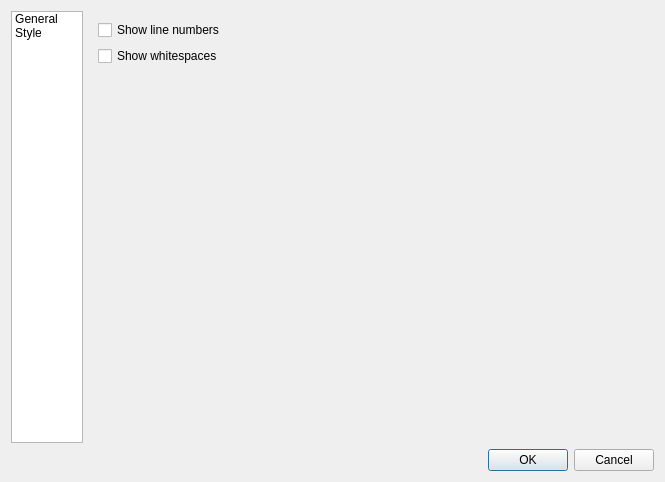
Before: the Qt Designer form cobcide/ui/dlg_preferences.ui in OpenCobolIDE/OpenCobolIDE, drawn with Qt 5.
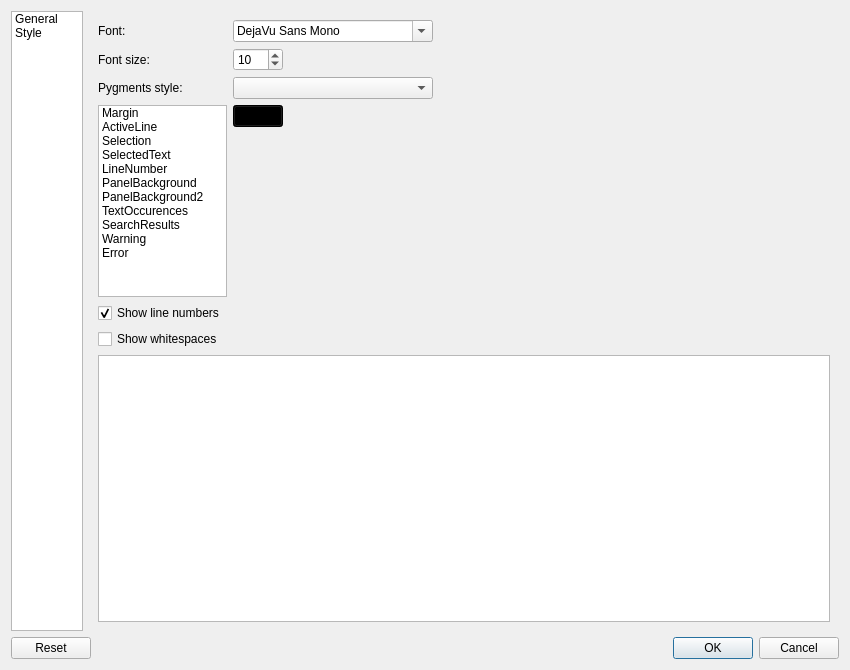
After: the same form once the commit is applied. Icons and pictures are not drawn. Custom widgets are drawn as their Qt base class.

Commit message: Implemented Preferences dialog

The edit to the form file:
```diff
--- a/cobcide/ui/dlg_preferences.ui
+++ b/cobcide/ui/dlg_preferences.ui
@@ -6,8 +6,8 @@
    <rect>
     <x>0</x>
     <y>0</y>
-    <width>665</width>
-    <height>482</height>
+    <width>850</width>
+    <height>670</height>
    </rect>
   </property>
   <property name="windowTitle">
@@ -19,9 +19,7 @@
   </property>
   <layout class="QGridLayout" name="gridLayout">
    <item row="0" column="0">
-    <layout class="QHBoxLayout" name="horizontalLayout">
-     <item>
-      <widget class="QListWidget" name="listWidget">
+    <widget class="QListWidget" name="lwMenu">
        <property name="maximumSize">
         <size>
          <width>72</width>
@@ -66,49 +64,368 @@
        </item>
       </widget>
      </item>
-     <item>
-      <widget class="QStackedWidget" name="stackedWidget">
+   <item row="0" column="1">
+    <widget class="QStackedWidget" name="swMain">
        <property name="currentIndex">
-        <number>0</number>
-       </property>
-       <widget class="QWidget" name="pageGeneral">
+      <number>1</number>
+     </property>
+     <widget class="QWidget" name="pGeneral">
         <layout class="QFormLayout" name="formLayout">
+       <property name="fieldGrowthPolicy">
+        <enum>QFormLayout::AllNonFixedFieldsGrow</enum>
+       </property>
          <item row="0" column="0">
-          <widget class="QCheckBox" name="checkBox">
+        <widget class="QCheckBox" name="cbCodeCompletion">
+         <property name="text">
+          <string>Code completion</string>
+         </property>
+         <property name="checked">
+          <bool>true</bool>
+         </property>
+        </widget>
+       </item>
+       <item row="1" column="0">
+        <widget class="QCheckBox" name="cbUseExtShell">
+         <property name="text">
+          <string>Run program in external terminal</string>
+         </property>
+        </widget>
+       </item>
+      </layout>
+     </widget>
+     <widget class="QWidget" name="pStyle">
+      <layout class="QGridLayout" name="gridLayout_2">
+       <item row="1" column="0">
+        <layout class="QFormLayout" name="formLayout_2">
+         <property name="sizeConstraint">
+          <enum>QLayout::SetMinimumSize</enum>
+         </property>
+         <property name="fieldGrowthPolicy">
+          <enum>QFormLayout::AllNonFixedFieldsGrow</enum>
+         </property>
+         <item row="0" column="0">
+          <widget class="QLabel" name="lblFont">
+           <property name="text">
+            <string>Font: </string>
+           </property>
+          </widget>
+         </item>
+         <item row="1" column="0">
+          <widget class="QLabel" name="lblFontSize">
+           <property name="text">
+            <string>Font size: </string>
+           </property>
+          </widget>
+         </item>
+         <item row="1" column="1">
+          <layout class="QHBoxLayout" name="horizontalLayout_3">
+           <property name="topMargin">
+            <number>0</number>
+           </property>
+           <item>
+            <widget class="QSpinBox" name="sbFontSize">
+             <property name="minimumSize">
+              <size>
+               <width>50</width>
+               <height>0</height>
+              </size>
+             </property>
+             <property name="minimum">
+              <number>1</number>
+             </property>
+             <property name="value">
+              <number>10</number>
+             </property>
+            </widget>
+           </item>
+           <item>
+            <spacer name="horizontalSpacer_2">
+             <property name="orientation">
+              <enum>Qt::Horizontal</enum>
+             </property>
+             <property name="sizeHint" stdset="0">
+              <size>
+               <width>40</width>
+               <height>20</height>
+              </size>
+             </property>
+            </spacer>
+           </item>
+          </layout>
+         </item>
+         <item row="2" column="0">
+          <widget class="QLabel" name="lblPygmentStyle">
+           <property name="text">
+            <string>Pygments style: </string>
+           </property>
+          </widget>
+         </item>
+         <item row="3" column="0">
+          <widget class="QListWidget" name="lwColors">
+           <property name="sizePolicy">
+            <sizepolicy hsizetype="Expanding" vsizetype="Preferred">
+             <horstretch>0</horstretch>
+             <verstretch>0</verstretch>
+            </sizepolicy>
+           </property>
+           <property name="maximumSize">
+            <size>
+             <width>129</width>
+             <height>16777215</height>
+            </size>
+           </property>
+           <item>
+            <property name="text">
+             <string>Margin</string>
+            </property>
+           </item>
+           <item>
+            <property name="text">
+             <string>ActiveLine</string>
+            </property>
+           </item>
+           <item>
+            <property name="text">
+             <string>Selection</string>
+            </property>
+           </item>
+           <item>
+            <property name="text">
+             <string>SelectedText</string>
+            </property>
+           </item>
+           <item>
+            <property name="text">
+             <string>LineNumber</string>
+            </property>
+           </item>
+           <item>
+            <property name="text">
+             <string>PanelBackground</string>
+            </property>
+           </item>
+           <item>
+            <property name="text">
+             <string>PanelBackground2</string>
+            </property>
+           </item>
+           <item>
+            <property name="text">
+             <string>TextOccurences</string>
+            </property>
+           </item>
+           <item>
+            <property name="text">
+             <string>SearchResults</string>
+            </property>
+           </item>
+           <item>
+            <property name="text">
+             <string>Warning</string>
+            </property>
+           </item>
+           <item>
+            <property name="text">
+             <string>Error</string>
+            </property>
+           </item>
+          </widget>
+         </item>
+         <item row="3" column="1">
+          <layout class="QVBoxLayout" name="verticalLayout">
+           <item>
+            <layout class="QHBoxLayout" name="horizontalLayout_2">
+             <item>
+              <widget class="QPushButton" name="pbColor">
+               <property name="minimumSize">
+                <size>
+                 <width>50</width>
+                 <height>0</height>
+                </size>
+               </property>
+               <property name="styleSheet">
+                <string notr="true">background-color: rgb(0, 0, 0);</string>
+               </property>
+               <property name="text">
+                <string/>
+               </property>
+               <property name="autoDefault">
+                <bool>true</bool>
+               </property>
+               <property name="flat">
+                <bool>false</bool>
+               </property>
+              </widget>
+             </item>
+             <item>
+              <spacer name="horizontalSpacer_4">
+               <property name="orientation">
+                <enum>Qt::Horizontal</enum>
+               </property>
+               <property name="sizeHint" stdset="0">
+                <size>
+                 <width>40</width>
+                 <height>20</height>
+                </size>
+               </property>
+              </spacer>
+             </item>
+            </layout>
+           </item>
+           <item>
+            <spacer name="verticalSpacer">
+             <property name="orientation">
+              <enum>Qt::Vertical</enum>
+             </property>
+             <property name="sizeHint" stdset="0">
+              <size>
+               <width>20</width>
+               <height>40</height>
+              </size>
+             </property>
+            </spacer>
+           </item>
+          </layout>
+         </item>
+         <item row="0" column="1">
+          <layout class="QHBoxLayout" name="horizontalLayout">
+           <property name="topMargin">
+            <number>0</number>
+           </property>
+           <item>
+            <widget class="QFontComboBox" name="fcbFont">
+             <property name="sizePolicy">
+              <sizepolicy hsizetype="Preferred" vsizetype="Fixed">
+               <horstretch>0</horstretch>
+               <verstretch>0</verstretch>
+              </sizepolicy>
+             </property>
+             <property name="minimumSize">
+              <size>
+               <width>200</width>
+               <height>0</height>
+              </size>
+             </property>
+             <property name="fontFilters">
+              <set>QFontComboBox::MonospacedFonts</set>
+             </property>
+             <property name="currentFont">
+              <font>
+               <family>DejaVu Sans Mono</family>
+               <pointsize>6</pointsize>
+               <weight>50</weight>
+               <italic>true</italic>
+               <bold>false</bold>
+              </font>
+             </property>
+            </widget>
+           </item>
+           <item>
+            <spacer name="horizontalSpacer">
+             <property name="orientation">
+              <enum>Qt::Horizontal</enum>
+             </property>
+             <property name="sizeHint" stdset="0">
+              <size>
+               <width>40</width>
+               <height>20</height>
+              </size>
+             </property>
+            </spacer>
+           </item>
+          </layout>
+         </item>
+         <item row="2" column="1">
+          <layout class="QHBoxLayout" name="horizontalLayout_4">
+           <property name="topMargin">
+            <number>0</number>
+           </property>
+           <item>
+            <widget class="QComboBox" name="cmbPygmentsStyle">
+             <property name="minimumSize">
+              <size>
+               <width>200</width>
+               <height>0</height>
+              </size>
+             </property>
+            </widget>
+           </item>
+           <item>
+            <spacer name="horizontalSpacer_3">
+             <property name="orientation">
+              <enum>Qt::Horizontal</enum>
+             </property>
+             <property name="sizeHint" stdset="0">
+              <size>
+               <width>40</width>
+               <height>20</height>
+              </size>
+             </property>
+            </spacer>
+           </item>
+          </layout>
+         </item>
+         <item row="4" column="0">
+          <widget class="QCheckBox" name="cbLineNbr">
            <property name="text">
             <string>Show line numbers</string>
            </property>
+           <property name="checked">
+            <bool>true</bool>
+           </property>
           </widget>
          </item>
-         <item row="1" column="0">
-          <widget class="QCheckBox" name="checkBox_2">
+         <item row="5" column="0">
+          <widget class="QCheckBox" name="cbWhitespaces">
            <property name="text">
             <string>Show whitespaces</string>
            </property>
+           <property name="checked">
+            <bool>false</bool>
+           </property>
           </widget>
          </item>
         </layout>
-        <zorder>listWidget</zorder>
-        <zorder>checkBox</zorder>
-        <zorder>checkBox_2</zorder>
-       </widget>
-       <widget class="QWidget" name="pageStyle"/>
-      </widget>
-     </item>
-    </layout>
+       </item>
+       <item row="2" column="0">
+        <widget class="CobolEditor" name="plainTextEdit">
+         <property name="sizePolicy">
+          <sizepolicy hsizetype="Expanding" vsizetype="Expanding">
+           <horstretch>0</horstretch>
+           <verstretch>1</verstretch>
+          </sizepolicy>
+         </property>
+         <property name="minimumSize">
+          <size>
+           <width>0</width>
+           <height>0</height>
+          </size>
+         </property>
+        </widget>
+       </item>
+      </layout>
+     </widget>
+    </widget>
    </item>
-   <item row="1" column="0">
+   <item row="1" column="0" colspan="2">
     <widget class="QDialogButtonBox" name="buttonBox">
      <property name="orientation">
       <enum>Qt::Horizontal</enum>
      </property>
      <property name="standardButtons">
-      <set>QDialogButtonBox::Cancel|QDialogButtonBox::Ok</set>
+      <set>QDialogButtonBox::Cancel|QDialogButtonBox::Ok|QDialogButtonBox::Reset</set>
      </property>
     </widget>
    </item>
   </layout>
  </widget>
+ <customwidgets>
+  <customwidget>
+   <class>CobolEditor</class>
+   <extends>QPlainTextEdit</extends>
+   <header>cobcide/editor.h</header>
+  </customwidget>
+ </customwidgets>
  <resources>
   <include location="ide.qrc"/>
  </resources>
```
Lines whose indentation alone changed are shown as unchanged. The commit also changes 12 other files.
